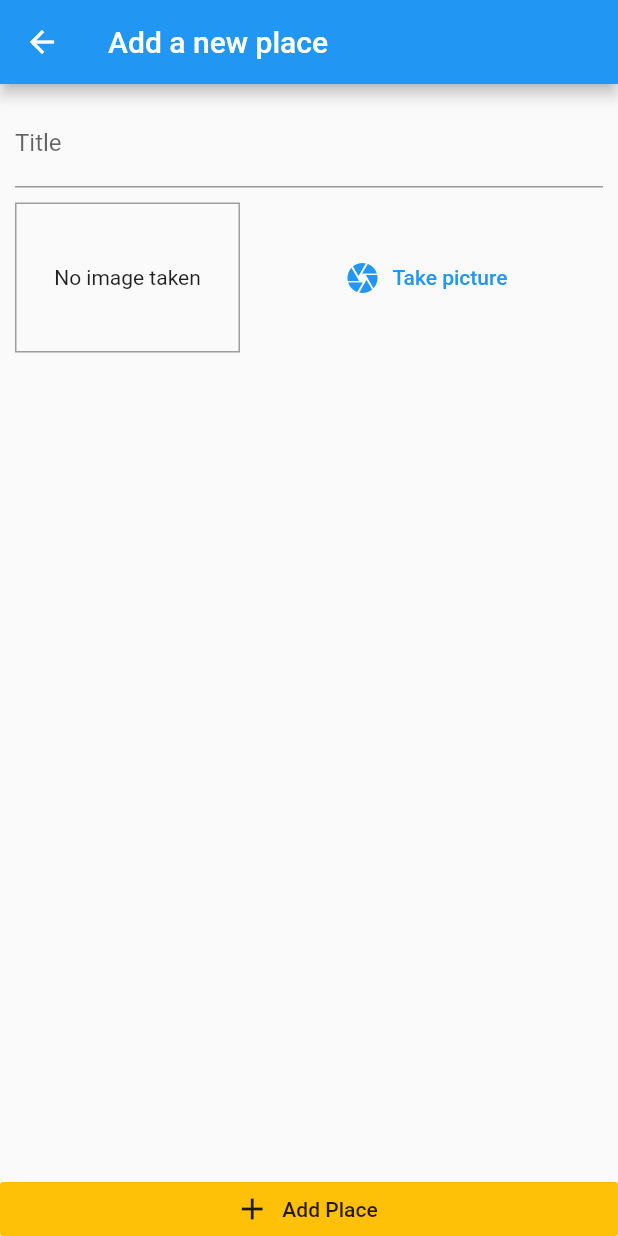
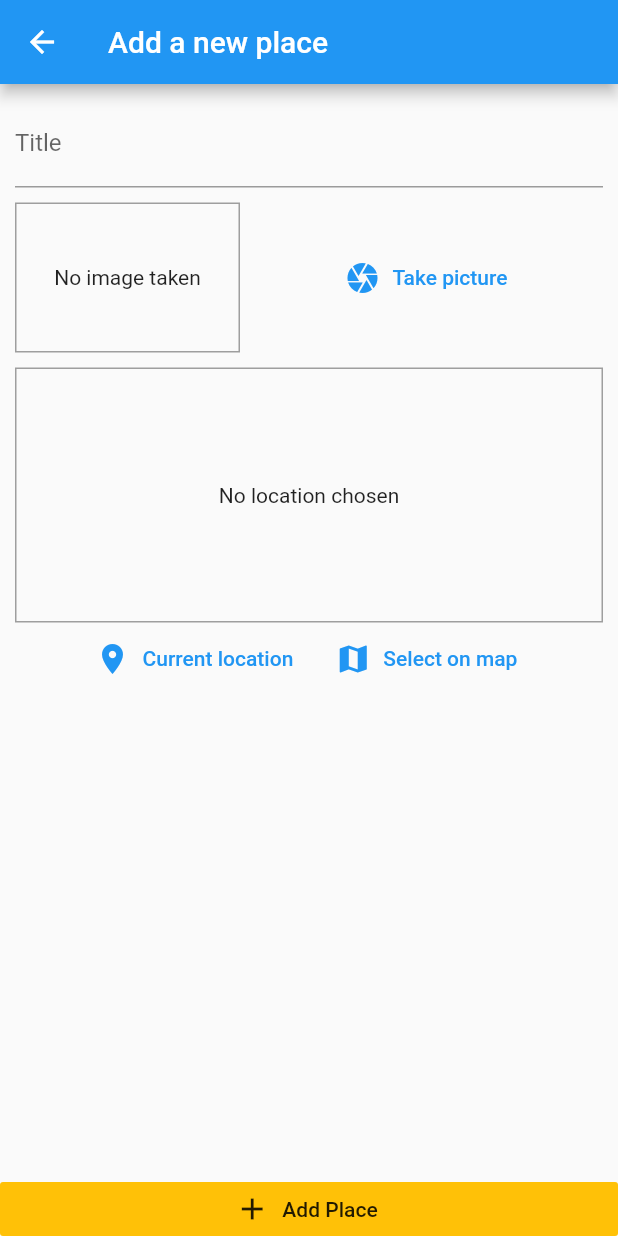
Before and after one commit to matszafraniec/flutterGreatPlaces, a Flutter app: the screen it shows after launch, after a tap on the "add" icon, on a phone screen of 412 x 824 dp. Run offline on Flutter 3.47's test engine with Material 2 defaults, Android fonts, the phone set to English and light mode, and no system bars; our stand-ins replace image_picker, location, sqflite; accounts and stored records are empty.

Commit message:
added static map snapshot

```diff
--- /dev/null
+++ b/lib/helpers/db_helper.dart
@@ -0,0 +1,23 @@
+import 'package:sqflite/sqflite.dart' as sql;
+import 'package:path/path.dart' as path;
+
+class DBHelper {
+  static Future<sql.Database> database() async {
+    final dbPath = await sql.getDatabasesPath();
+    return sql.openDatabase(path.join(dbPath, 'places.db'),
+        onCreate: (db, version) {
+      return db.execute(
+          'CREATE TABLE user_places (id TEXT PRIMARY KEY, title TEXT, image TEXT)');
+    }, version: 1);
+  }
+
+  static Future<void> insert(String table, Map<String, Object> data) async {
+    final db = await DBHelper.database();
+    db.insert(table, data, conflictAlgorithm: sql.ConflictAlgorithm.replace);
+  }
+
+  static Future<List<Map<String, dynamic>>> getData(String table) async {
+    final db = await DBHelper.database();
+    return db.query(table);
+  }
+}
--- /dev/null
+++ b/lib/helpers/location_helper.dart
@@ -0,0 +1,10 @@
+const GOOGLE_API_KEY = 'AIzaSyDjkZaFcEukHKTzSkkll1L_719FWAEzrQw';
+
+class LocationHelper {
+  static String generateLocationPreviewImage({
+    double latitude,
+    double longitude,
+  }) {
+    return 'https://maps.googleapis.com/maps/api/staticmap?center=&$latitude,$longitude&zoom=17&size=600x300&maptype=roadmap&markers=color:red%7Clabel:L%7C$latitude,$longitude&key=$GOOGLE_API_KEY';
+  }
+}
--- a/lib/providers/great_places.dart
+++ b/lib/providers/great_places.dart
@@ -2,6 +2,7 @@ import 'dart:io';
 
 import 'package:flutter/foundation.dart';
 
+import '../helpers/db_helper.dart';
 import '../models/place.dart';
 
 class GreatPlaces with ChangeNotifier {
@@ -20,5 +21,24 @@ class GreatPlaces with ChangeNotifier {
     );
     _items.add(newPlace);
     notifyListeners();
+    DBHelper.insert('user_places', {
+      'id': newPlace.id,
+      'title': newPlace.title,
+      'image': newPlace.image.path
+    });
+  }
+
+  Future<void> fetchAndSetPlaces() async {
+    final dataList = await DBHelper.getData('user_places');
+    _items = dataList
+        .map(
+          (item) => Place(
+              id: item['id'],
+              title: item['title'],
+              image: File(item['image']),
+              location: null),
+        )
+        .toList();
+      notifyListeners();
   }
 }
--- a/lib/screens/add_place_screen.dart
+++ b/lib/screens/add_place_screen.dart
@@ -3,6 +3,7 @@ import 'dart:io';
 import 'package:flutter/material.dart';
 import 'package:provider/provider.dart';
 
+import '../widgets/location_input.dart';
 import '../widgets/image_input.dart';
 import '../providers/great_places.dart';
 
@@ -52,6 +53,8 @@ class _AddPlaceScreenState extends State<AddPlaceScreen> {
                     ),
                     SizedBox(height: 10),
                     ImageInput(_selectImage),
+                    SizedBox(height: 10),
+                    LocationInput(),
                   ],
                 ),
               ),
--- a/lib/screens/places_list_screen.dart
+++ b/lib/screens/places_list_screen.dart
@@ -16,7 +16,13 @@ class PlacesListScreen extends StatelessWidget {
           },
         ),
       ]),
-      body: Consumer<GreatPlaces>(
+      body: FutureBuilder(
+        future: Provider.of<GreatPlaces>(context, listen: false)
+            .fetchAndSetPlaces(),
+        builder: (ctx, snapshot) => snapshot.connectionState ==
+                ConnectionState.waiting
+            ? Center(child: CircularProgressIndicator() )
+            : Consumer<GreatPlaces>(
                 child: Center(
                   child: const Text('No places yet, start adding some'),
                 ),
@@ -26,7 +32,8 @@ class PlacesListScreen extends StatelessWidget {
                         itemCount: greatPlaces.items.length,
                         itemBuilder: (ctx, i) => ListTile(
                           leading: CircleAvatar(
-                    backgroundImage: FileImage(greatPlaces.items[i].image),
+                            backgroundImage:
+                                FileImage(greatPlaces.items[i].image),
                           ),
                           title: Text(greatPlaces.items[i].title),
                           onTap: () {
@@ -35,6 +42,7 @@ class PlacesListScreen extends StatelessWidget {
                         ),
                       ),
               ),
+      ),
     );
   }
 }
--- /dev/null
+++ b/lib/widgets/location_input.dart
@@ -0,0 +1,62 @@
+import 'package:flutter/material.dart';
+import 'package:location/location.dart';
+
+import '../helpers/location_helper.dart';
+
+class LocationInput extends StatefulWidget {
+  @override
+  _LocationInputState createState() => _LocationInputState();
+}
+
+class _LocationInputState extends State<LocationInput> {
+  String _previewImageUrl;
+
+  Future<void> _getCurrentUserLocation() async {
+    final locData = await Location().getLocation();
+    final staticMapImageUrl = LocationHelper.generateLocationPreviewImage(
+        latitude: locData.latitude, longitude: locData.longitude);
+
+    setState(() {
+      _previewImageUrl = staticMapImageUrl;
+    });
+  }
+
+  @override
+  Widget build(BuildContext context) {
+    return Column(
+      children: <Widget>[
+        Container(
+          height: 170,
+          width: double.infinity,
+          alignment: Alignment.center,
+          decoration:
+              BoxDecoration(border: Border.all(width: 1, color: Colors.grey)),
+          child: _previewImageUrl == null
+              ? Text(
+                  'No location chosen',
+                  textAlign: TextAlign.center,
+                )
+              : Image.network(
+                  _previewImageUrl,
+                  fit: BoxFit.cover,
+                  width: double.infinity,
+                ),
+        ),
+        Row(mainAxisAlignment: MainAxisAlignment.center, children: <Widget>[
+          FlatButton.icon(
+            icon: Icon(Icons.location_on),
+            label: Text('Current location'),
+            textColor: Theme.of(context).primaryColor,
+            onPressed: _getCurrentUserLocation,
+          ),
+          FlatButton.icon(
+            icon: Icon(Icons.map),
+            label: Text('Select on map'),
+            textColor: Theme.of(context).primaryColor,
+            onPressed: () {},
+          ),
+        ]),
+      ],
+    );
+  }
+}
--- a/pubspec.yaml
+++ b/pubspec.yaml
@@ -1,4 +1,4 @@
-name: greatpleaces
+name: greatplaces
 description: A new Flutter project.
 
 # The following line prevents the package from being accidentally published to
@@ -27,6 +27,8 @@ dependencies:
   image_picker: ^0.6.6+1
   path_provider: ^1.6.8
   path: ^1.7.0
+  sqflite: ^1.3.0+1
+  location: ^3.0.2
 
 
   # The following adds the Cupertino Icons font to your application.
```
Also changed, not shown: pubspec.lock, 3 other files. Lines whose indentation alone changed are shown as unchanged.
